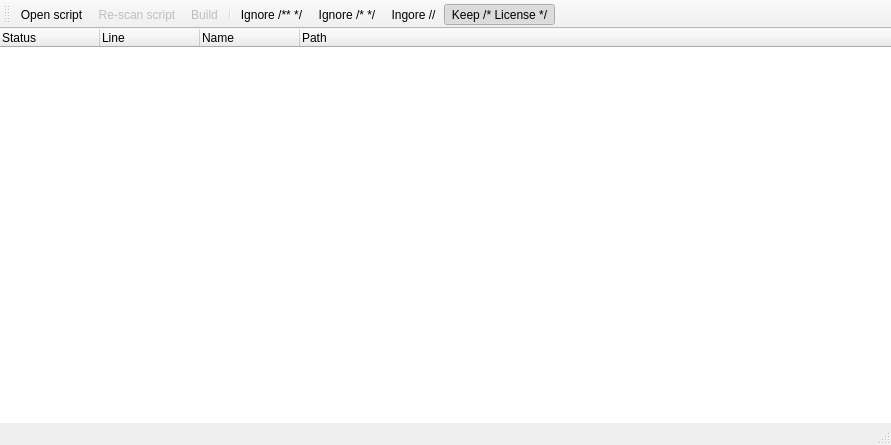
Above: src/mainwindow.ui from RxLaboratory/DuBuilder before the change. Below: the same form after it.
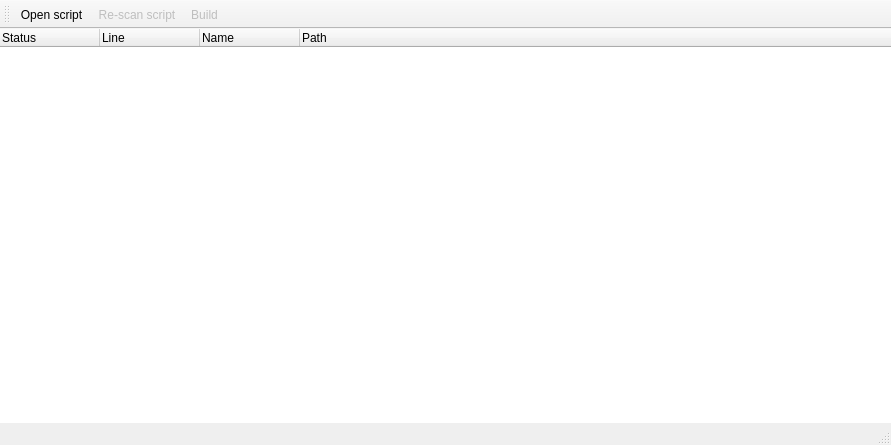
That is the form after the change. Icons and pictures are not drawn.

The edit to the form file:
```diff
--- a/src/mainwindow.ui
+++ b/src/mainwindow.ui
@@ -84,11 +84,6 @@
    <addaction name="actionOpen_Script"/>
    <addaction name="actionRe_scan_script"/>
    <addaction name="actionBuild"/>
-   <addaction name="separator"/>
-   <addaction name="actionIgnoreJSDoc"/>
-   <addaction name="actionIgnoreBlockComments"/>
-   <addaction name="actionIgnoreLineComments"/>
-   <addaction name="actionKeepLicense"/>
   </widget>
   <widget class="QStatusBar" name="statusBar"/>
   <action name="actionOpen_Script">
```
